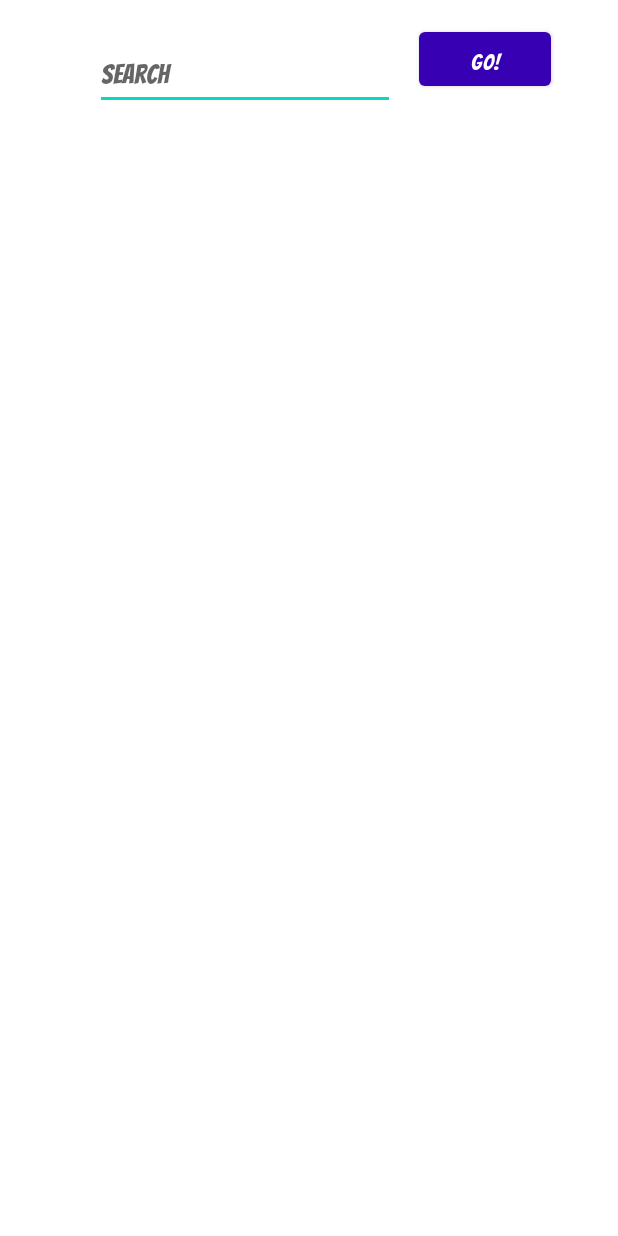
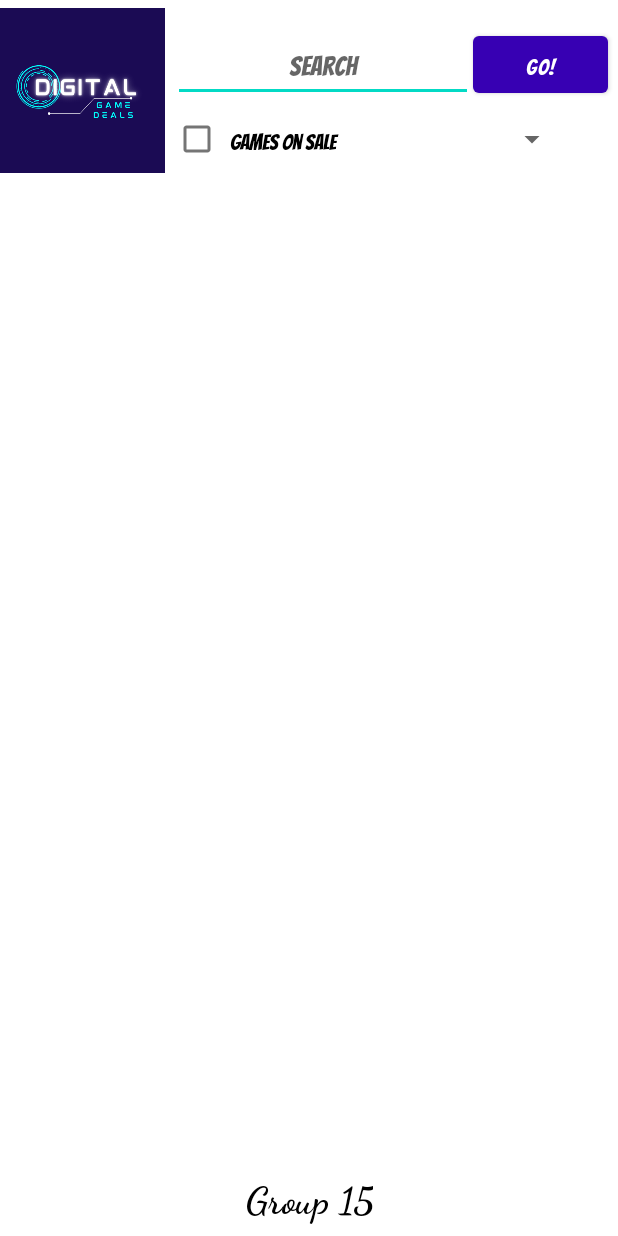
Before and after one commit to AND101-Group15/digitalGameDeals, an Android app: the screen it shows after launch (MainActivity), on a phone screen of 412 x 824 dp. Run offline under Robolectric (Android 15) with nearby library versions, the phone set to English and light mode, and no system bars; libraries missing offline, so code that uses them is left out: com.codepath.asynchttpclient.

Commit message:
Created two activities to change pages of app. Modified starting page with placeholder for sort and filter search

```diff
--- a/app/src/main/AndroidManifest.xml
+++ b/app/src/main/AndroidManifest.xml
@@ -14,6 +14,9 @@
         android:theme="@style/Theme.DigitalGameDeals"
         tools:targetApi="31">
         <activity
+            android:name=".MainActivity2"
+            android:exported="false" />
+        <activity
             android:name=".MainActivity"
             android:exported="true">
             <intent-filter>
@@ -22,6 +25,7 @@
                 <category android:name="android.intent.category.LAUNCHER" />
             </intent-filter>
         </activity>
+
         <meta-data
             android:name="preloaded_fonts"
             android:resource="@array/preloaded_fonts" />
--- a/app/src/main/res/layout/activity_main.xml
+++ b/app/src/main/res/layout/activity_main.xml
@@ -7,49 +7,86 @@
     tools:context=".MainActivity">
 
 
+    <ImageView
+        android:id="@+id/logo"
+        android:layout_width="110dp"
+        android:layout_height="120dp"
+        android:contentDescription="@string/logo_description"
+        app:layout_constraintBottom_toBottomOf="parent"
+        app:layout_constraintEnd_toEndOf="parent"
+        app:layout_constraintHorizontal_bias="0.0"
+        app:layout_constraintStart_toStartOf="parent"
+        app:layout_constraintTop_toTopOf="parent"
+        app:layout_constraintVertical_bias="0.0"
+        app:srcCompat="@drawable/logo" />
+
     <EditText
         android:id="@+id/editTextGameSearch"
         android:layout_width="200dp"
         android:layout_height="50dp"
+        android:autofillHints="name"
         android:hint="@string/search_text"
-        android:autofillHints="name"
         android:inputType="text|textAutoComplete"
         app:layout_constraintBottom_toBottomOf="parent"
         app:layout_constraintEnd_toEndOf="parent"
-        app:layout_constraintHorizontal_bias="0.3"
+        app:layout_constraintHorizontal_bias="0.545"
         app:layout_constraintStart_toStartOf="parent"
         app:layout_constraintTop_toTopOf="parent"
-        app:layout_constraintVertical_bias="0.03" />
+        app:layout_constraintVertical_bias="0.023" />
 
-    <TextView
-        android:id="@+id/game_name"
-        android:layout_width="150dp"
+    <Button
+        android:id="@+id/button"
+        android:layout_width="90dp"
         android:layout_height="50dp"
-        android:layout_marginTop="36dp"
-        android:textSize="25sp"
-        android:textStyle="bold|italic"
+        android:text="@string/button_text"
+        app:layout_constraintBottom_toBottomOf="parent"
+        app:layout_constraintStart_toEndOf="@id/editTextGameSearch"
+        app:layout_constraintTop_toTopOf="parent"
+        app:layout_constraintVertical_bias="0.023" />
+
+
+    <CheckBox
+        android:id="@+id/OnSale"
+        android:layout_width="115dp"
+        android:layout_height="50dp"
+        android:text="@string/OnSale_text"
         app:layout_constraintEnd_toEndOf="parent"
-        app:layout_constraintHorizontal_bias="0.103"
+        app:layout_constraintHorizontal_bias="0.388"
         app:layout_constraintStart_toStartOf="parent"
         app:layout_constraintTop_toBottomOf="@id/editTextGameSearch" />
 
-    <Button
-        android:id="@+id/button"
+    <Spinner
+        android:id="@+id/sort"
+        android:layout_width="130dp"
+        android:layout_height="50dp"
+        android:tooltipText="@string/sort_text"
+        app:layout_constraintEnd_toEndOf="parent"
+        app:layout_constraintHorizontal_bias="0.882"
+        app:layout_constraintStart_toStartOf="parent"
+        app:layout_constraintTop_toBottomOf="@id/editTextGameSearch" />
+
+    <TextView
+        android:id="@+id/group_name"
         android:layout_width="wrap_content"
         android:layout_height="wrap_content"
-        android:text="@string/button_text"
-        android:layout_marginStart="16dp"
+        android:fontFamily="cursive"
+        android:text="@string/group_name"
+        android:textAlignment="center"
+        android:textSize="25sp"
+        android:textStyle="bold"
+        app:layout_constraintBottom_toBottomOf="parent"
+        app:layout_constraintEnd_toEndOf="parent"
+        app:layout_constraintStart_toStartOf="parent"
         app:layout_constraintTop_toTopOf="parent"
-        app:layout_constraintBottom_toBottomOf="parent"
-        app:layout_constraintVertical_bias=".02"
-        app:layout_constraintStart_toEndOf="@+id/editTextGameSearch" />
+        app:layout_constraintVertical_bias="0.99" />
 
     <androidx.recyclerview.widget.RecyclerView
         android:id="@+id/game_list"
-        app:layout_constraintTop_toBottomOf="@id/game_name"
         android:layout_width="match_parent"
         android:layout_height="match_parent"
-        android:layout_marginTop="150dp" />
+        android:layout_marginTop="120dp"
+        android:layout_marginBottom="40dp"
+        app:layout_constraintTop_toBottomOf="@id/editTextGameSearch" />
 
 
 </androidx.constraintlayout.widget.ConstraintLayout>
--- a/app/src/main/res/layout/game_item.xml
+++ b/app/src/main/res/layout/game_item.xml
@@ -24,7 +24,7 @@
 
     <TextView
         android:id="@+id/game_title"
-        android:layout_width="231dp"
+        android:layout_width="230dp"
         android:layout_height="50dp"
         android:layout_marginStart="24dp"
         android:scrollHorizontally="false"
--- a/app/src/main/res/values/strings.xml
+++ b/app/src/main/res/values/strings.xml
@@ -7,4 +7,9 @@
     <string name="game_title">Game Title</string>
     <string name="game_price">cheapest price</string>
     <string name="logo_description">logo of Digital Game Deals</string>
+    <string name="OnSale_text">Games On Sale</string>
+    <string name="sort_text">Sort</string>
+    <string-array name="sort_option">
+        <item>Lowest to Highest Price</item>
+    </string-array>
 </resources>
--- a/app/src/main/res/values/themes.xml
+++ b/app/src/main/res/values/themes.xml
@@ -14,6 +14,7 @@
         <!-- Customize your theme here. -->
         <item name="android:fontFamily">@font/bangers</item>
         <item name="android:textColor">@color/black</item>
+        <item name="android:textAlignment">center</item>
 
     </style>
 </resources>
```
Also changed, not shown: app/src/main/java/com/example/digitalgamedeals/MainActivity2.kt (added, +11 -0 lines), app/src/main/res/layout/activity_main2.xml (added, +53 -0 lines), app/src/main/res/layout/starting_page.xml (deleted, +0 -71 lines).
